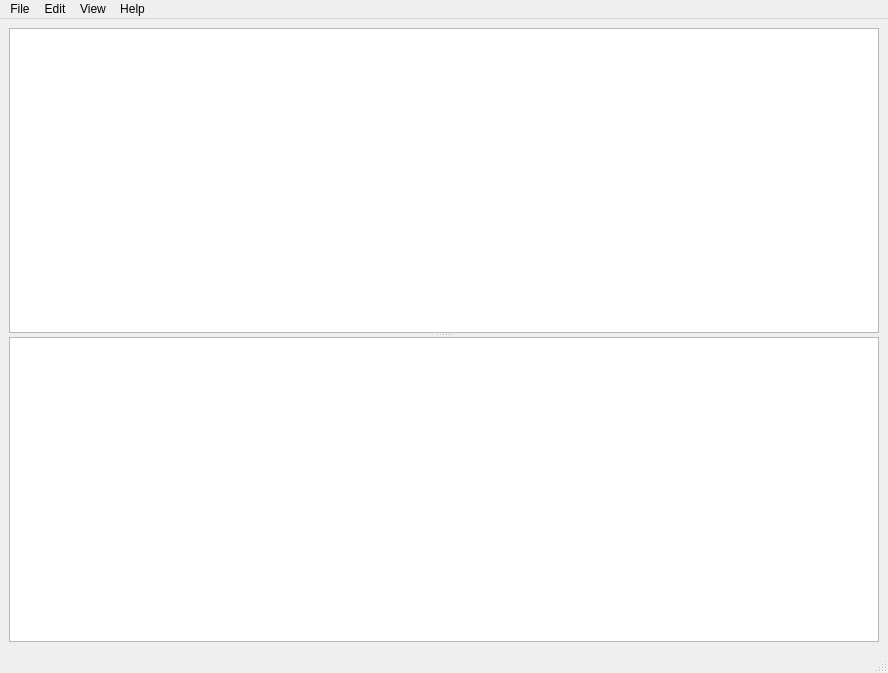
Qt form Apps/PlugTalk/mainwindow.ui (machuuu/QtWorkspace) before a commit.
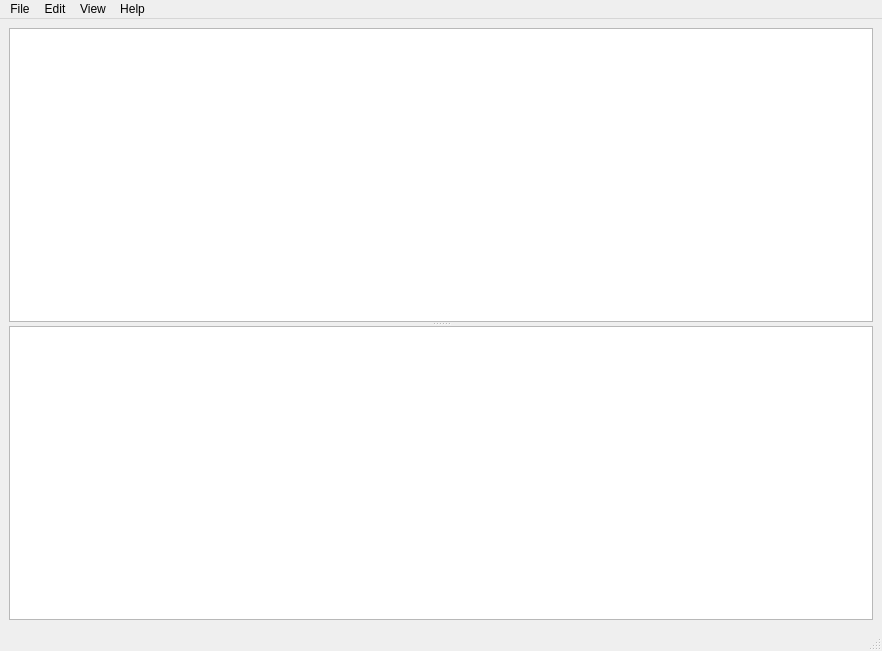
The same form after that commit.

The edit to the form file:
```diff
--- a/Apps/PlugTalk/mainwindow.ui
+++ b/Apps/PlugTalk/mainwindow.ui
@@ -6,8 +6,8 @@
    <rect>
     <x>0</x>
     <y>0</y>
-    <width>888</width>
-    <height>673</height>
+    <width>882</width>
+    <height>651</height>
    </rect>
   </property>
   <property name="windowTitle">
@@ -59,7 +59,7 @@
     <rect>
      <x>0</x>
      <y>0</y>
-     <width>888</width>
+     <width>882</width>
      <height>22</height>
     </rect>
    </property>
```
Left out of the diff: 3 changed lines with no effect on the pictures.
